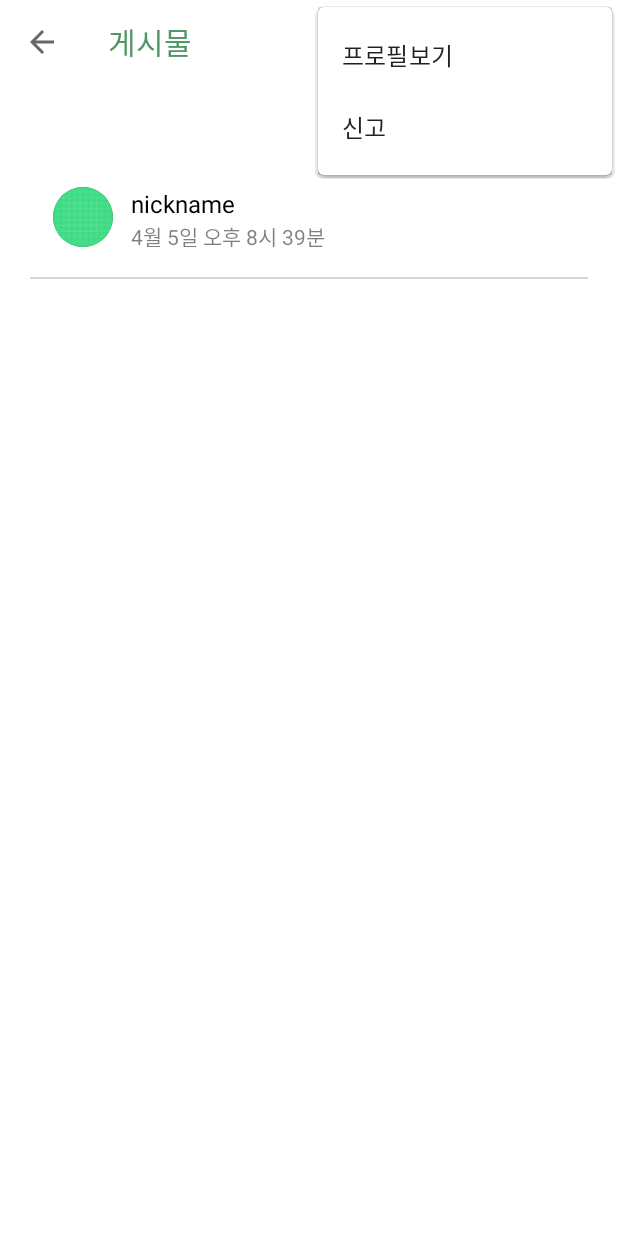
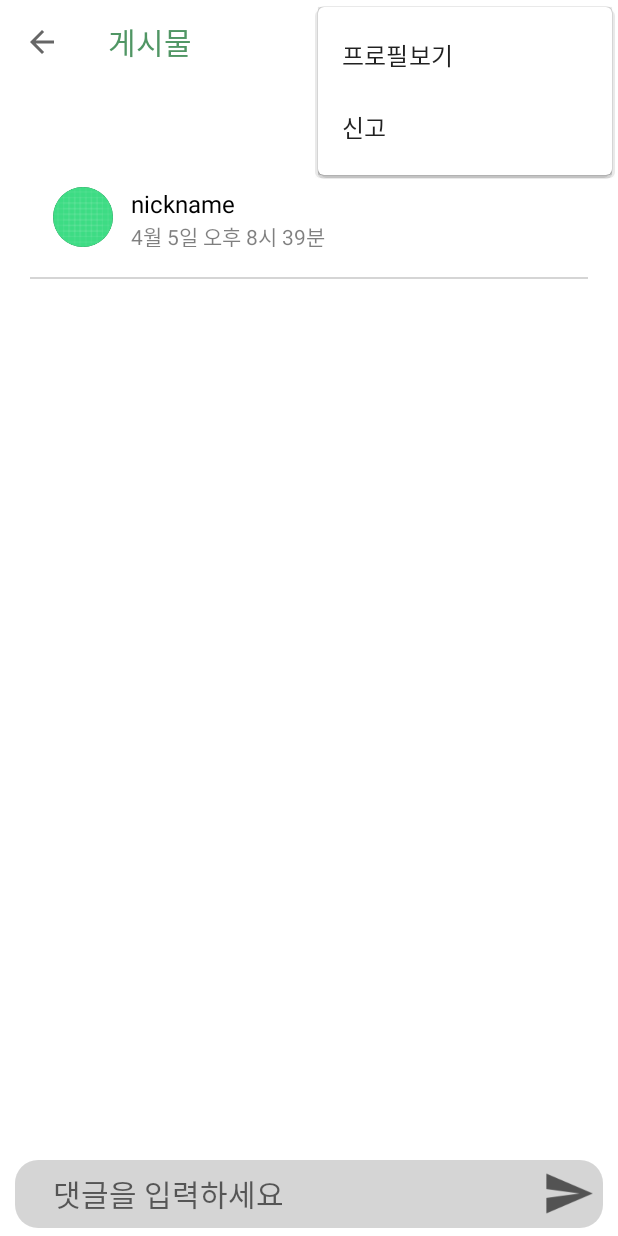
Before and after one commit to awholeneworld/LandscapeArchitecture, an Android app: the SeePostActivity screen opened directly, with no data from a screen before it, with the options menu open, on a phone screen of 412 x 824 dp. Run offline under Robolectric (Android 15) with nearby library versions, the phone set to English and light mode, and no system bars; our stand-ins replace Firebase (no records; nobody signed in at launch, a user with empty details on screens opened directly); pictures from the network do not load; 1 statement that could not run was skipped.

Commit message:
add post write&comment

```diff
--- a/app/build.gradle
+++ b/app/build.gradle
@@ -47,4 +47,5 @@ dependencies {
     testImplementation 'junit:junit:4.13.2'
     androidTestImplementation 'androidx.test.ext:junit:1.1.2'
     androidTestImplementation 'androidx.test.espresso:espresso-core:3.3.0'
+    implementation 'de.hdodenhof:circleimageview:3.0.1'
 }
--- /dev/null
+++ b/app/src/main/res/drawable-v24/radius_15_whitegray_bg.xml
@@ -0,0 +1,14 @@
+<?xml version="1.0" encoding="utf-8"?>
+<shape xmlns:android="http://schemas.android.com/apk/res/android" >
+
+    <!-- 배경색 -->
+    <solid android:color="@color/whitegray" />
+
+    <!-- 선 휘는 각도 -->
+    <corners
+        android:topLeftRadius="15dp"
+        android:topRightRadius="15dp"
+        android:bottomLeftRadius="15dp"
+        android:bottomRightRadius="15dp"  />
+
+</shape>
--- a/app/src/main/res/layout/see_post.xml
+++ b/app/src/main/res/layout/see_post.xml
@@ -1,16 +1,15 @@
 <?xml version="1.0" encoding="utf-8"?>
-<androidx.coordinatorlayout.widget.CoordinatorLayout xmlns:android="http://schemas.android.com/apk/res/android"
-    xmlns:app="http://schemas.android.com/apk/res-auto"
+<RelativeLayout
+    xmlns:android="http://schemas.android.com/apk/res/android"
     xmlns:tools="http://schemas.android.com/tools"
     android:layout_width="match_parent"
     android:layout_height="match_parent">
 
-
-
     <LinearLayout
         android:layout_width="match_parent"
         android:layout_height="match_parent"
-        android:orientation="vertical">
+        android:orientation="vertical"
+        android:layout_above="@+id/layout_seepost_bottom">
 
         <!--toolbar-->
         <androidx.appcompat.widget.Toolbar
@@ -106,14 +105,15 @@
                     android:layout_height="1dp"
                     android:background="@color/whitegray"/>
 
+
                 <!--댓글-->
-                <LinearLayout
+                <androidx.recyclerview.widget.RecyclerView
+                    android:id="@+id/comment_listview"
                     android:layout_width="match_parent"
-                    android:layout_height="wrap_content">
+                    android:layout_height="match_parent">
 
 
-
-                </LinearLayout>
+                </androidx.recyclerview.widget.RecyclerView>
 
             </LinearLayout>
 
@@ -121,4 +121,47 @@
 
     </LinearLayout>
 
-</androidx.coordinatorlayout.widget.CoordinatorLayout>
+    <LinearLayout
+        android:id="@+id/layout_seepost_bottom"
+        android:layout_width="match_parent"
+        android:layout_height="?attr/actionBarSize"
+        android:orientation="vertical"
+        android:layout_alignParentBottom="true">
+
+        <RelativeLayout
+            android:layout_width="match_parent"
+            android:layout_height="match_parent"
+            android:layout_marginHorizontal="10dp"
+            android:layout_marginVertical="5dp"
+            android:background="@drawable/radius_15_whitegray_bg">
+
+            <EditText
+                android:id="@+id/see_post_comment_text"
+                android:layout_width="match_parent"
+                android:layout_height="wrap_content"
+                android:layout_marginHorizontal="25dp"
+                android:background="#00ff0000"
+                android:hint="댓글을 입력하세요"
+                android:textSize="20sp"
+                android:layout_centerVertical="true"
+                android:layout_toLeftOf="@+id/see_post_comment_send_button"/>
+
+
+            <ImageView
+                android:id="@+id/see_post_comment_send_button"
+                android:layout_width="35dp"
+                android:layout_height="35dp"
+                android:layout_marginRight="5dp"
+                android:src="@drawable/send_grey_72x72"
+                android:layout_alignParentRight="true"
+                android:layout_centerVertical="true"/>
+
+
+
+        </RelativeLayout>
+
+
+
+
+    </LinearLayout>
+</RelativeLayout>
--- a/app/src/main/res/values-night/themes.xml
+++ b/app/src/main/res/values-night/themes.xml
@@ -1,6 +1,7 @@
 <resources xmlns:tools="http://schemas.android.com/tools">
     <!-- Base application theme. -->
     <style name="Theme.Joker" parent="Theme.MaterialComponents.DayNight.DarkActionBar">
+
         <!-- Primary brand color. -->
         <item name="colorPrimary">@color/purple_200</item>
         <item name="colorPrimaryVariant">@color/purple_700</item>
--- a/app/src/main/res/values/themes.xml
+++ b/app/src/main/res/values/themes.xml
@@ -21,6 +21,7 @@
         </item>
         <item name="android:windowLightStatusBar" tools:targetApi="m">true</item>
 
+
     </style>
 
     <style name="Theme.Joker.NoActionBar">
```
Also changed, not shown: app/src/main/java/gachon/termproject/joker/activity/WritePostActivity.java (+13 -7 lines), app/src/main/res/layout/comment_1_listview.xml (added, +84 -0 lines), app/src/main/res/layout/write_post.xml (+14 -7 lines), app/src/main/res/drawable-v24/image_outline_upload.png (deleted), app/src/main/res/drawable/insert_photo_grey_72x72.png (added), app/src/main/res/drawable/more_vert_grey_72x72.png (added), app/src/main/res/drawable/send_grey_72x72.png (added), 1 other file.
